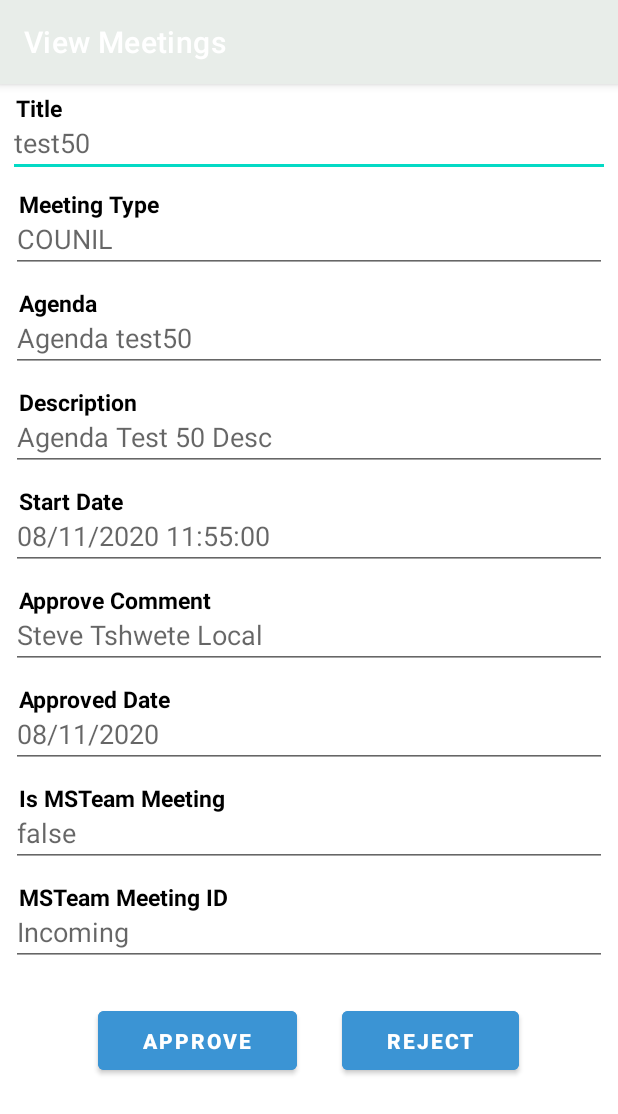
After one commit to saifsafwansunad/ECMS, an Android app: the Readyapprove_viewmeeting screen opened directly, with no data from a screen before it, on a phone screen of 412 x 824 dp. The commit adds this screen. Shown: the top 1114 px of the screen. Run offline under Robolectric (Android 15) with nearby library versions, the phone set to English and light mode, and no system bars.

Commit message:
View meetings inside the ready to approve

```diff
--- /dev/null
+++ b/app/src/main/java/com/example/ecms/Readyapprove_viewmeeting.java
@@ -0,0 +1,17 @@
+package com.example.ecms;
+
+import androidx.appcompat.app.AppCompatActivity;
+
+import android.os.Bundle;
+
+public class Readyapprove_viewmeeting extends AppCompatActivity {
+
+    @Override
+    protected void onCreate(Bundle savedInstanceState) {
+        super.onCreate(savedInstanceState);
+        setContentView(R.layout.activity_readyapprove_viewmeeting);
+        setTitle("View Meetings");
+
+
+    }
+}
--- a/app/src/main/java/com/example/ecms/ui/ReadyApproveAdapter.java
+++ b/app/src/main/java/com/example/ecms/ui/ReadyApproveAdapter.java
@@ -1,5 +1,6 @@
 package com.example.ecms.ui;
 
+import android.content.Intent;
 import android.view.LayoutInflater;
 import android.view.View;
 import android.view.ViewGroup;
@@ -9,6 +10,7 @@ import androidx.recyclerview.widget.RecyclerView;
 import com.example.ecms.AdminMessagesAdapter;
 import com.example.ecms.Models.Admin;
 import com.example.ecms.R;
+import com.example.ecms.Readyapprove_viewmeeting;
 
 import java.util.ArrayList;
 
@@ -51,6 +53,12 @@ public class ReadyApproveAdapter extends RecyclerView.Adapter<ReadyApproveAdapte
             txtNpm = itemView.findViewById(R.id.meeting_type);
             txtNoHp = itemView.findViewById(R.id.agenda);
             txtmessageto=itemView.findViewById(R.id.date_time);
+            itemView.setOnClickListener(new View.OnClickListener() {
+                @Override
+                public void onClick(View v) {
+                    itemView.getContext().startActivity(new Intent(itemView.getContext(), Readyapprove_viewmeeting.class));
+                }
+            });
 
 
         }
--- a/app/src/main/java/com/example/ecms/ui/ReadyToApprove.java
+++ b/app/src/main/java/com/example/ecms/ui/ReadyToApprove.java
@@ -41,12 +41,14 @@ public class ReadyToApprove extends AppCompatActivity {
 
     void addData(){
         mahasiswaArrayList = new ArrayList<>();
-        mahasiswaArrayList.add(new ReadytoapproveMOdel("LABEL","LABEL","LABEL","LABEL"));
-        mahasiswaArrayList.add(new ReadytoapproveMOdel("LABEL","LABEL","LABEL","LABEL"));
-        mahasiswaArrayList.add(new ReadytoapproveMOdel("LABEL","LABEL","LABEL","LABEL"));
-        mahasiswaArrayList.add(new ReadytoapproveMOdel("LABEL","LABEL","LABEL","LABEL"));
-        mahasiswaArrayList.add(new ReadytoapproveMOdel("LABEL","LABEL","LABEL","LABEL"));
-        mahasiswaArrayList.add(new ReadytoapproveMOdel("LABEL","LABEL","LABEL","LABEL"));
+        mahasiswaArrayList.add(new ReadytoapproveMOdel("Workshop for Descrimination","Departmental","Workshop for Descrimination","Start Date"));
+        mahasiswaArrayList.add(new ReadytoapproveMOdel("Workshop for Descrimination","Departmental","Workshop for Descrimination","Start Date"));
+        mahasiswaArrayList.add(new ReadytoapproveMOdel("Workshop for Descrimination","Departmental","Workshop for Descrimination","Start Date"));
+        mahasiswaArrayList.add(new ReadytoapproveMOdel("Workshop for Descrimination","Departmental","Workshop for Descrimination","Start Date"));
+        mahasiswaArrayList.add(new ReadytoapproveMOdel("Workshop for Descrimination","Departmental","Workshop for Descrimination","Start Date"));
+        mahasiswaArrayList.add(new ReadytoapproveMOdel("Workshop for Descrimination","Departmental","Workshop for Descrimination","Start Date"));
+        mahasiswaArrayList.add(new ReadytoapproveMOdel("Workshop for Descrimination","Departmental","Workshop for Descrimination","Start Date"));
+        mahasiswaArrayList.add(new ReadytoapproveMOdel("Workshop for Descrimination","Departmental","Workshop for Descrimination","Start Date"));
 
 
     }
--- /dev/null
+++ b/app/src/main/res/layout/activity_readyapprove_viewmeeting.xml
@@ -0,0 +1,300 @@
+<?xml version="1.0" encoding="utf-8"?>
+<LinearLayout xmlns:android="http://schemas.android.com/apk/res/android"
+    xmlns:app="http://schemas.android.com/apk/res-auto"
+    xmlns:tools="http://schemas.android.com/tools"
+    android:layout_width="match_parent"
+    android:layout_height="match_parent"
+    tools:context=".ProfileActivity">
+    <androidx.core.widget.NestedScrollView
+        android:layout_width="match_parent"
+        android:layout_height="wrap_content">
+        <LinearLayout
+            android:layout_width="match_parent"
+            android:layout_height="wrap_content"
+            android:orientation="vertical">
+
+            <LinearLayout
+                android:layout_width="match_parent"
+                android:layout_height="wrap_content"
+                android:padding="5dp"
+                android:orientation="vertical">
+                <LinearLayout
+                    android:layout_width="match_parent"
+                    android:layout_height="wrap_content"
+                    android:orientation="vertical"
+                    >
+
+                    <TextView
+                        android:layout_width="match_parent"
+                        android:layout_height="wrap_content"
+                        android:textSize="15dp"
+                        android:text="Title"
+                        android:paddingLeft="5dp"
+                        android:textColor="@color/colorBlack"
+                        android:textStyle="bold"/>
+                    <EditText
+                        android:layout_width="match_parent"
+                        android:layout_height="wrap_content"
+                        android:hint="test50"
+                        android:textStyle="normal"
+                        android:layout_marginTop="-10dp"
+                        android:outlineSpotShadowColor="@color/gray"/>
+
+
+
+                </LinearLayout>
+                <LinearLayout
+                    android:layout_width="match_parent"
+                    android:layout_height="wrap_content"
+                    android:orientation="vertical"
+                    android:padding="2dp"
+                    android:layout_marginTop="5dp">
+
+                    <TextView
+                        android:layout_width="match_parent"
+                        android:layout_height="wrap_content"
+                        android:textSize="15dp"
+                        android:text="Meeting Type"
+                        android:paddingLeft="5dp"
+
+                        android:textColor="@color/colorBlack"
+                        android:textStyle="bold"/>
+                    <EditText
+                        android:layout_width="match_parent"
+                        android:layout_height="wrap_content"
+                        android:layout_marginTop="-10dp"
+                        android:hint="COUNIL"
+                        android:textStyle="normal"/>
+
+
+
+                </LinearLayout>
+                <LinearLayout
+                    android:layout_width="match_parent"
+                    android:layout_height="wrap_content"
+                    android:orientation="vertical"
+                    android:padding="2dp"
+
+                    android:layout_marginTop="5dp">
+
+                    <TextView
+                        android:layout_width="match_parent"
+                        android:layout_height="wrap_content"
+                        android:textSize="15dp"
+                        android:paddingLeft="5dp"
+
+                        android:text="Agenda"
+                        android:textColor="@color/colorBlack"
+                        android:textStyle="bold"/>
+                    <EditText
+                        android:layout_width="match_parent"
+                        android:layout_height="wrap_content"
+                        android:hint="Agenda test50"
+                        android:layout_marginTop="-10dp"
+                        android:textStyle="normal"/>
+
+
+
+                </LinearLayout>
+                <LinearLayout
+                    android:layout_width="match_parent"
+                    android:layout_height="wrap_content"
+                    android:orientation="vertical"
+                    android:padding="2dp"
+                    android:layout_marginTop="5dp">
+
+                    <TextView
+                        android:layout_width="match_parent"
+                        android:layout_height="wrap_content"
+                        android:textSize="15dp"
+                        android:paddingLeft="5dp"
+
+                        android:text="Description"
+                        android:textColor="@color/colorBlack"
+                        android:textStyle="bold"/>
+                    <EditText
+                        android:layout_width="match_parent"
+                        android:layout_height="wrap_content"
+                        android:hint="Agenda Test 50 Desc"
+                        android:layout_marginTop="-10dp"
+                        android:textStyle="normal"/>
+
+
+
+                </LinearLayout>
+                <LinearLayout
+                    android:layout_width="match_parent"
+                    android:layout_height="wrap_content"
+                    android:orientation="vertical"
+                    android:padding="2dp"
+                    android:layout_marginTop="5dp">
+
+                    <TextView
+                        android:layout_width="match_parent"
+                        android:layout_height="wrap_content"
+                        android:textSize="15dp"
+                        android:text="Start Date"
+                        android:paddingLeft="5dp"
+
+                        android:textColor="@color/colorBlack"
+                        android:textStyle="bold"/>
+                    <EditText
+                        android:layout_width="match_parent"
+                        android:layout_height="wrap_content"
+                        android:hint="08/11/2020 11:55:00"
+                        android:layout_marginTop="-10dp"
+                        android:textStyle="normal"/>
+
+
+
+                </LinearLayout>
+                <LinearLayout
+                    android:layout_width="match_parent"
+                    android:layout_height="wrap_content"
+                    android:orientation="vertical"
+                    android:padding="2dp"
+                    android:layout_marginTop="5dp">
+
+                    <TextView
+                        android:layout_width="match_parent"
+                        android:layout_height="wrap_content"
+                        android:textSize="15dp"
+                        android:text="Approve Comment"
+                        android:paddingLeft="5dp"
+
+                        android:textColor="@color/colorBlack"
+                        android:textStyle="bold"/>
+                    <EditText
+                        android:layout_width="match_parent"
+                        android:layout_height="wrap_content"
+                        android:hint="Steve Tshwete Local"
+                        android:layout_marginTop="-10dp"
+                        android:textStyle="normal"/>
+
+
+
+                </LinearLayout>
+                <LinearLayout
+                    android:layout_width="match_parent"
+                    android:layout_height="wrap_content"
+                    android:orientation="vertical"
+                    android:padding="2dp"
+                    android:layout_marginTop="5dp">
+
+                    <TextView
+                        android:layout_width="match_parent"
+                        android:layout_height="wrap_content"
+                        android:textSize="15dp"
+                        android:text="Approved Date"
+                        android:paddingLeft="5dp"
+
+                        android:textColor="@color/colorBlack"
+                        android:textStyle="bold"/>
+                    <EditText
+                        android:layout_width="match_parent"
+                        android:layout_height="wrap_content"
+                        android:hint="08/11/2020"
+                        android:layout_marginTop="-10dp"
+                        android:textStyle="normal"/>
+
+
+
+                </LinearLayout>
+                <LinearLayout
+                    android:layout_width="match_parent"
+                    android:layout_height="wrap_content"
+                    android:orientation="vertical"
+                    android:padding="2dp"
+                    android:layout_marginTop="5dp">
+
+                    <TextView
+                        android:layout_width="match_parent"
+                        android:layout_height="wrap_content"
+                        android:textSize="15dp"
+                        android:text="Is MSTeam Meeting "
+                        android:paddingLeft="5dp"
+
+                        android:textColor="@color/colorBlack"
+                        android:textStyle="bold"/>
+                    <EditText
+                        android:layout_width="match_parent"
+                        android:layout_height="wrap_content"
+                        android:hint="false"
+                        android:layout_marginTop="-10dp"
+                        android:textStyle="normal"/>
+
+
+
+                </LinearLayout>
+                <LinearLayout
+                    android:layout_width="match_parent"
+                    android:layout_height="wrap_content"
+                    android:orientation="vertical"
+                    android:padding="2dp"
+                    android:layout_marginTop="5dp">
+
+                    <TextView
+                        android:layout_width="match_parent"
+                        android:layout_height="wrap_content"
+                        android:textSize="15dp"
+                        android:text="MSTeam Meeting ID"
+                        android:paddingLeft="5dp"
+
+                        android:textColor="@color/colorBlack"
+                        android:textStyle="bold"/>
+                    <EditText
+                        android:layout_width="match_parent"
+                        android:layout_height="wrap_content"
+                        android:hint="Incoming"
+                        android:layout_marginTop="-10dp"
+                        android:textStyle="normal"/>
+
+
+
+                </LinearLayout>
+
+                <LinearLayout
+                    android:layout_width="match_parent"
+                    android:layout_height="wrap_content"
+                    android:orientation="horizontal"
+                    android:padding="2dp"
+                    android:gravity="center"
+                    android:layout_marginTop="20dp"
+                    >
+
+                    <Button
+                        android:layout_width="wrap_content"
+                        android:layout_height="wrap_content"
+
+                        android:text="Approve"
+                        android:backgroundTint="@color/blue"
+                        android:paddingLeft="30dp"
+                        android:layout_marginRight="20dp"
+                        android:paddingRight="30dp"
+                        android:paddingTop="10dp"
+                        android:paddingBottom="10dp"
+                        android:textStyle="bold"/>
+
+                    <Button
+                        android:layout_width="wrap_content"
+                        android:layout_height="wrap_content"
+
+                        android:text="Reject"
+                        android:backgroundTint="@color/blue"
+                        android:layout_marginLeft="10dp"
+                        android:paddingLeft="30dp"
+                        android:paddingRight="30dp"
+                        android:paddingTop="10dp"
+                        android:paddingBottom="10dp"
+                        android:textStyle="bold"/>
+
+
+
+                </LinearLayout>
+
+
+
+            </LinearLayout>
+        </LinearLayout>
+    </androidx.core.widget.NestedScrollView>
+</LinearLayout>
```
Also changed, not shown: app/src/main/AndroidManifest.xml (+5 -4 lines).
